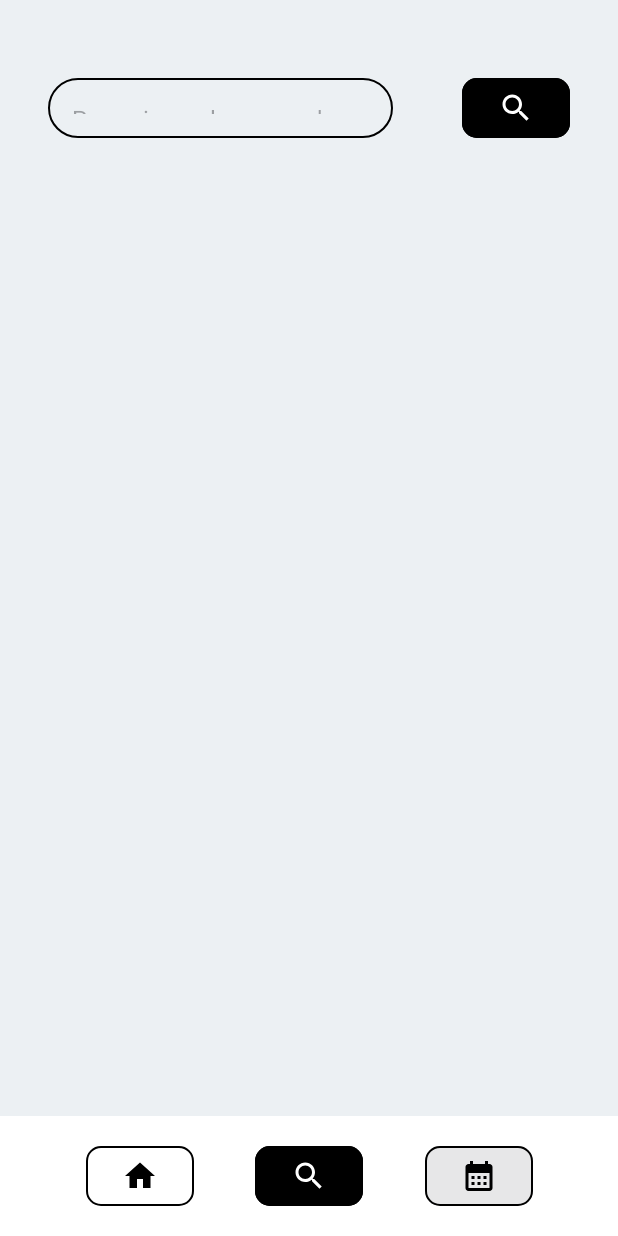
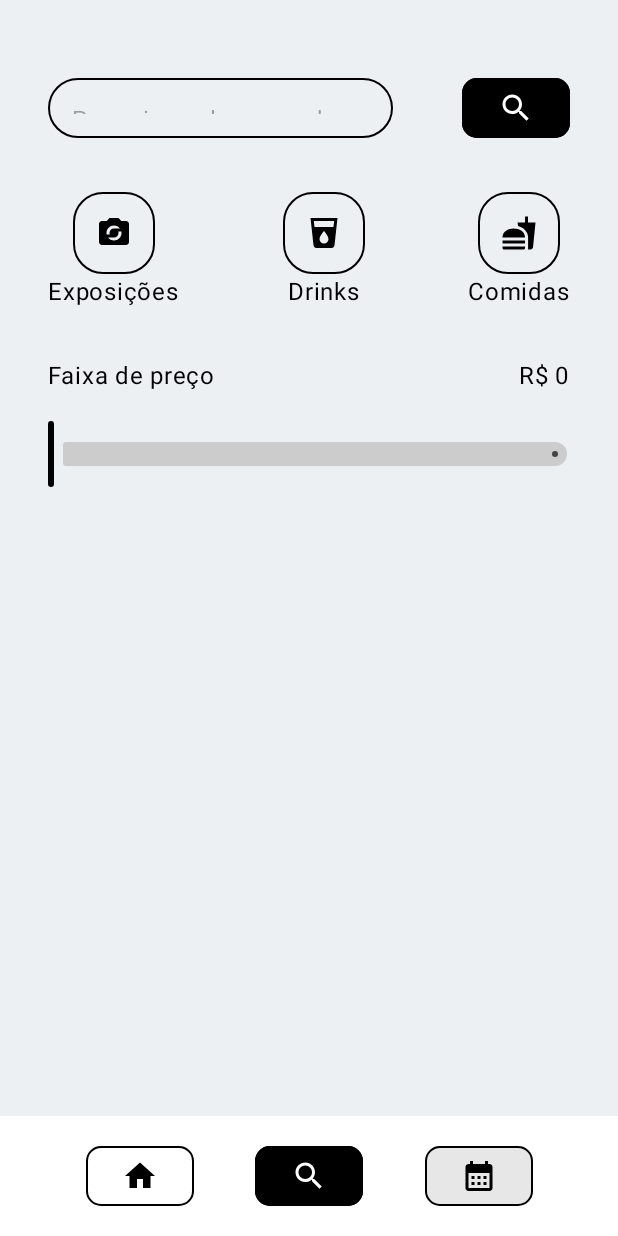
Before and after one commit to schin0/cappybara, an Android app built with Jetpack Compose: the PesquisaScreen screen opened through its navigation route, on a phone screen of 412 x 824 dp. Run offline under Robolectric (Android 15) with nearby library versions, the phone set to English and light mode, and no system bars.

Commit message:
Adicionar faixa de preço, categorias e apagar itens sem uso

```diff
--- a/app/src/main/AndroidManifest.xml
+++ b/app/src/main/AndroidManifest.xml
@@ -15,7 +15,6 @@
         <activity
             android:name=".MainActivity"
             android:exported="true"
-            android:label="@string/app_name"
             android:theme="@style/Theme.Cappybara">
             <intent-filter>
                 <action android:name="android.intent.action.MAIN" />
--- /dev/null
+++ b/app/src/main/java/br/com/invocoders/cappybara/screens/CategoriasScreen.kt
@@ -0,0 +1,81 @@
+package br.com.invocoders.cappybara.screens
+
+import androidx.compose.foundation.Image
+import androidx.compose.foundation.border
+import androidx.compose.foundation.layout.Arrangement
+import androidx.compose.foundation.layout.Column
+import androidx.compose.foundation.layout.Row
+import androidx.compose.foundation.layout.fillMaxWidth
+import androidx.compose.foundation.layout.padding
+import androidx.compose.foundation.shape.RoundedCornerShape
+import androidx.compose.material3.Text
+import androidx.compose.runtime.Composable
+import androidx.compose.ui.Alignment
+import androidx.compose.ui.Modifier
+import androidx.compose.ui.graphics.Color
+import androidx.compose.ui.res.painterResource
+import androidx.compose.ui.unit.dp
+import br.com.invocoders.cappybara.R
+
+@Composable
+fun CategoriasScreen() {
+    Row(
+        modifier = Modifier
+            .fillMaxWidth()
+            .padding(vertical = 32.dp),
+        horizontalArrangement = Arrangement.SpaceBetween,
+        verticalAlignment = Alignment.CenterVertically
+    ) {
+        Column(
+            horizontalAlignment = Alignment.CenterHorizontally
+        ) {
+            Image(
+                painter = painterResource(id = R.drawable.baseline_party_mode_24),
+                contentDescription = "Logo de festa",
+                Modifier
+                    .border(
+                        1.dp,
+                        Color.Black,
+                        RoundedCornerShape(20.dp)
+                    )
+                    .padding(15.dp)
+            )
+            Text(text = "Exposições", color = Color.Black)
+        }
+
+        Column(
+            horizontalAlignment = Alignment.CenterHorizontally
+        ) {
+            Image(
+                painter = painterResource(id = R.drawable.baseline_local_drink_24),
+                contentDescription = "Logo de festa",
+                Modifier
+                    .border(
+                        1.dp,
+                        Color.Black,
+                        RoundedCornerShape(20.dp)
+                    )
+                    .padding(15.dp)
+            )
+            Text(text = "Drinks", color = Color.Black)
+        }
+
+        Column(
+            horizontalAlignment = Alignment.CenterHorizontally
+        ) {
+            Image(
+                painter = painterResource(id = R.drawable.baseline_fastfood_24),
+                contentDescription = "Logo de festa",
+                Modifier
+                    .border(
+                        1.dp,
+                        Color.Black,
+                        RoundedCornerShape(20.dp)
+                    )
+                    .padding(15.dp)
+            )
+            Text(text = "Comidas", color = Color.Black)
+        }
+
+    }
+}
--- /dev/null
+++ b/app/src/main/java/br/com/invocoders/cappybara/screens/IntervaloPreco.kt
@@ -0,0 +1,61 @@
+package br.com.invocoders.cappybara.screens
+
+import androidx.compose.foundation.layout.Arrangement
+import androidx.compose.foundation.layout.Column
+import androidx.compose.foundation.layout.Row
+import androidx.compose.foundation.layout.Spacer
+import androidx.compose.foundation.layout.fillMaxWidth
+import androidx.compose.foundation.layout.height
+import androidx.compose.material3.Slider
+import androidx.compose.material3.SliderDefaults
+import androidx.compose.material3.Text
+import androidx.compose.runtime.Composable
+import androidx.compose.runtime.getValue
+import androidx.compose.runtime.mutableFloatStateOf
+import androidx.compose.runtime.remember
+import androidx.compose.runtime.setValue
+import androidx.compose.ui.Alignment
+import androidx.compose.ui.Modifier
+import androidx.compose.ui.graphics.Color
+import androidx.compose.ui.unit.dp
+
+@Composable
+fun IntervaloPreco() {
+    var valorLimiteDesejado by remember { mutableFloatStateOf(0f) }
+    val valorMaximo = 100f
+
+    Column(
+        modifier = Modifier
+            .fillMaxWidth(),
+        horizontalAlignment = Alignment.CenterHorizontally
+    ) {
+        Row(
+            modifier = Modifier.fillMaxWidth(),
+            horizontalArrangement = Arrangement.SpaceBetween
+        ) {
+            Text(
+                text = "Faixa de preço",
+                color = Color.Black
+            )
+
+            Text(
+                text = "R$ ${valorLimiteDesejado.toString().substringBefore(".")}",
+                color = Color.Black
+            )
+        }
+
+        Spacer(modifier = Modifier.height(16.dp))
+
+        Slider(
+            value = valorLimiteDesejado,
+            onValueChange = { valorLimiteDesejado = it.coerceIn(0f, valorMaximo) },
+            valueRange = 0f..valorMaximo,
+            colors = SliderDefaults.colors(
+                thumbColor = Color.Black,
+                activeTrackColor = Color.DarkGray,
+                inactiveTrackColor = Color.LightGray,
+            ),
+        )
+    }
+
+}
--- a/app/src/main/java/br/com/invocoders/cappybara/screens/PesquisaScreen.kt
+++ b/app/src/main/java/br/com/invocoders/cappybara/screens/PesquisaScreen.kt
@@ -10,7 +10,6 @@ import androidx.compose.foundation.layout.height
 import androidx.compose.foundation.layout.padding
 import androidx.compose.foundation.layout.size
 import androidx.compose.foundation.shape.RoundedCornerShape
-import androidx.compose.material3.ExperimentalMaterial3Api
 import androidx.compose.material3.OutlinedTextField
 import androidx.compose.material3.OutlinedTextFieldDefaults
 import androidx.compose.material3.Text
@@ -24,7 +23,6 @@ import br.com.invocoders.cappybara.R
 import br.com.invocoders.cappybara.components.BotaoComponente
 import br.com.invocoders.cappybara.model.MenuItem
 
-@OptIn(ExperimentalMaterial3Api::class)
 @Composable
 fun PesquisaScreen(navController: NavController) {
     Column(
@@ -64,6 +62,10 @@ fun PesquisaScreen(navController: NavController) {
                 navController = navController
             )
         }
+
+        CategoriasScreen()
+
+        IntervaloPreco()
     }
 
     MenuScreen(navController, "pesquisa")
--- a/app/src/main/res/drawable/baseline_calendar_month_24_white.xml
+++ /dev/null
@@ -1,5 +0,0 @@
-<vector xmlns:android="http://schemas.android.com/apk/res/android" android:height="24dp" android:tint="#FFFFFF" android:viewportHeight="24" android:viewportWidth="24" android:width="24dp">
-
-    <path android:fillColor="@android:color/white" android:pathData="M19,4h-1V2h-2v2H8V2H6v2H5C3.89,4 3.01,4.9 3.01,6L3,20c0,1.1 0.89,2 2,2h14c1.1,0 2,-0.9 2,-2V6C21,4.9 20.1,4 19,4zM19,20H5V10h14V20zM9,14H7v-2h2V14zM13,14h-2v-2h2V14zM17,14h-2v-2h2V14zM9,18H7v-2h2V18zM13,18h-2v-2h2V18zM17,18h-2v-2h2V18z"/>
-
-</vector>
--- /dev/null
+++ b/app/src/main/res/drawable/baseline_fastfood_24.xml
@@ -0,0 +1,5 @@
+<vector xmlns:android="http://schemas.android.com/apk/res/android" android:height="24dp" android:tint="#000000" android:viewportHeight="24" android:viewportWidth="24" android:width="24dp">
+
+    <path android:fillColor="@android:color/white" android:pathData="M18.06,22.99h1.66c0.84,0 1.53,-0.64 1.63,-1.46L23,5.05h-5L18,1h-1.97v4.05h-4.97l0.3,2.34c1.71,0.47 3.31,1.32 4.27,2.26 1.44,1.42 2.43,2.89 2.43,5.29v8.05zM1,21.99L1,21h15.03v0.99c0,0.55 -0.45,1 -1.01,1L2.01,22.99c-0.56,0 -1.01,-0.45 -1.01,-1zM16.03,14.99c0,-8 -15.03,-8 -15.03,0h15.03zM1.02,17h15v2h-15z"/>
+
+</vector>
--- /dev/null
+++ b/app/src/main/res/drawable/baseline_local_drink_24.xml
@@ -0,0 +1,5 @@
+<vector xmlns:android="http://schemas.android.com/apk/res/android" android:height="24dp" android:tint="#000000" android:viewportHeight="24" android:viewportWidth="24" android:width="24dp">
+
+    <path android:fillColor="@android:color/white" android:pathData="M3,2l2.01,18.23C5.13,21.23 5.97,22 7,22h10c1.03,0 1.87,-0.77 1.99,-1.77L21,2L3,2zM12,19c-1.66,0 -3,-1.34 -3,-3 0,-2 3,-5.4 3,-5.4s3,3.4 3,5.4c0,1.66 -1.34,3 -3,3zM18.33,8L5.67,8l-0.44,-4h13.53l-0.43,4z"/>
+
+</vector>
--- /dev/null
+++ b/app/src/main/res/drawable/baseline_party_mode_24.xml
@@ -0,0 +1,5 @@
+<vector xmlns:android="http://schemas.android.com/apk/res/android" android:height="24dp" android:tint="#000000" android:viewportHeight="24" android:viewportWidth="24" android:width="24dp">
+
+    <path android:fillColor="@android:color/white" android:pathData="M20,4h-3.17L15,2L9,2L7.17,4L4,4c-1.1,0 -2,0.9 -2,2v12c0,1.1 0.9,2 2,2h16c1.1,0 2,-0.9 2,-2L22,6c0,-1.1 -0.9,-2 -2,-2zM12,7c1.63,0 3.06,0.79 3.98,2L12,9c-1.66,0 -3,1.34 -3,3 0,0.35 0.07,0.69 0.18,1L7.1,13c-0.06,-0.32 -0.1,-0.66 -0.1,-1 0,-2.76 2.24,-5 5,-5zM12,17c-1.63,0 -3.06,-0.79 -3.98,-2L12,15c1.66,0 3,-1.34 3,-3 0,-0.35 -0.07,-0.69 -0.18,-1h2.08c0.07,0.32 0.1,0.66 0.1,1 0,2.76 -2.24,5 -5,5z"/>
+
+</vector>
--- a/app/src/main/res/values/colors.xml
+++ b/app/src/main/res/values/colors.xml
@@ -1,11 +1,4 @@
 <?xml version="1.0" encoding="utf-8"?>
 <resources>
-    <color name="purple_200">#FFBB86FC</color>
-    <color name="purple_500">#FF6200EE</color>
-    <color name="purple_700">#FF3700B3</color>
-    <color name="teal_200">#FF03DAC5</color>
-    <color name="teal_700">#FF018786</color>
-    <color name="black">#FF000000</color>
-    <color name="white">#FFFFFFFF</color>
     <color name="cinza_claro">#FFECF0F3</color>
 </resources>
```
Also changed, not shown: app/src/main/res/drawable/placeholder.png (deleted).
